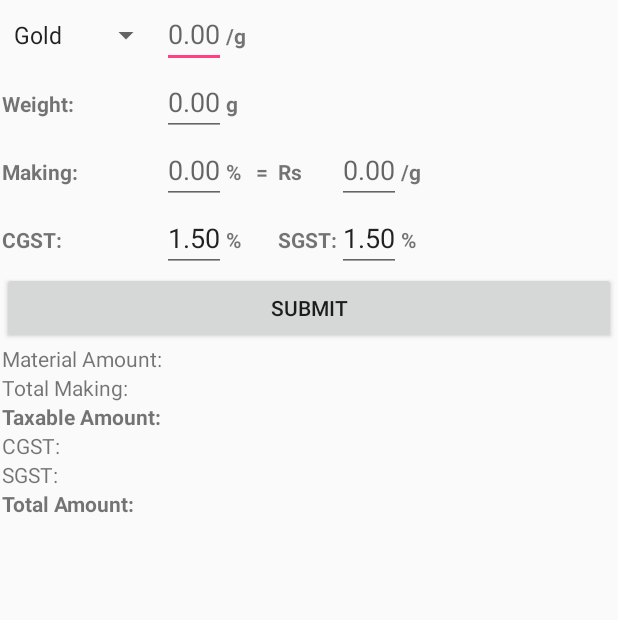
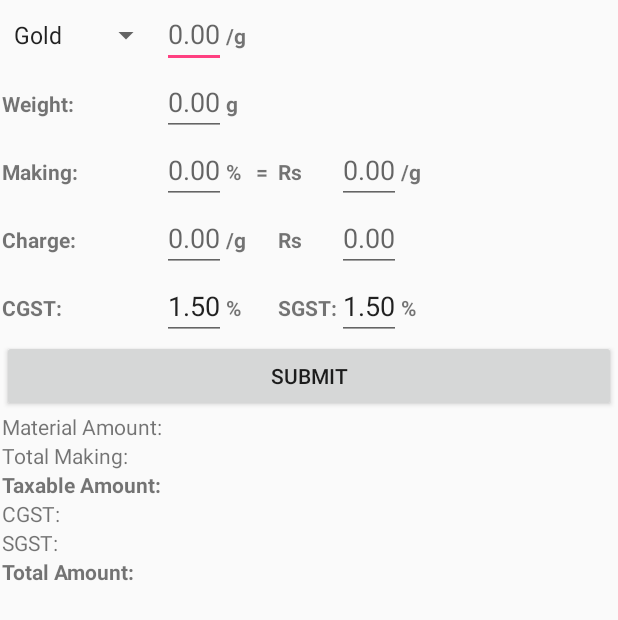
Before and after one commit to AbhishekJewellers/JewelleryPriceCalculator, an Android app: the layout activity_main.xml on its own in the app's theme, with its tools: preview values and no code run, on a phone screen of 412 x 824 dp. Shown: the top 620 px of the screen. Run offline under Robolectric (Android 15) with nearby library versions, the phone set to English and light mode, and no system bars.

Commit message:
Add Charge Input

```diff
--- a/app/build.gradle
+++ b/app/build.gradle
@@ -3,7 +3,6 @@ apply plugin: 'kotlin-android'
 
 android {
     compileSdkVersion 30
-    buildToolsVersion "30.0.2"
 
     buildFeatures {
         viewBinding true
@@ -23,6 +22,7 @@ android {
             proguardFiles getDefaultProguardFile('proguard-android.txt'), 'proguard-rules.pro'
         }
     }
+    namespace 'abhishek.jewellers.jewellerypricecalculator'
 }
 
 dependencies {
--- a/app/src/main/AndroidManifest.xml
+++ b/app/src/main/AndroidManifest.xml
@@ -1,6 +1,5 @@
 <?xml version="1.0" encoding="utf-8"?>
-<manifest xmlns:android="http://schemas.android.com/apk/res/android"
-          package="abhishek.jewellers.jewellerypricecalculator">
+<manifest xmlns:android="http://schemas.android.com/apk/res/android">
 
     <application
             android:allowBackup="true"
--- a/app/src/main/res/layout/activity_main.xml
+++ b/app/src/main/res/layout/activity_main.xml
@@ -54,11 +54,35 @@
             <TextView android:text="@string/app_currency"
                       android:textStyle="bold"/>
             <EditText
-                    android:id="@+id/makingInputAmount"
+                    android:id="@+id/makingInputAmountPerUnitWeight"
                     android:inputType="numberDecimal"
                     android:hint="0.00"/>
             <TextView android:text="@string/app_weight_unit"
                       android:textStyle="bold"/>
+        </TableRow>
+
+        <TableRow>
+            <TextView android:text="Charge:"
+                android:textStyle="bold"/>
+            <EditText
+                android:id="@+id/chargeInputAmountPerUnitWeight"
+                android:inputType="numberDecimal"
+                android:layout_width="wrap_content"
+                android:hint="0.00"/>
+            <TextView android:text="@string/app_weight_unit"
+                android:textStyle="bold"/>
+
+            <TextView android:text="  "
+                android:textStyle="bold"/>
+
+            <TextView android:text="@string/app_currency"
+                android:textStyle="bold"/>
+            <EditText
+                android:id="@+id/chargeInputAmountTotal"
+                android:inputType="numberDecimal"
+                android:hint="0.00"/>
+            <TextView android:text=""
+                android:textStyle="bold"/>
         </TableRow>
 
         <TableRow>
--- a/build.gradle
+++ b/build.gradle
@@ -7,7 +7,7 @@ buildscript {
         jcenter()
     }
     dependencies {
-        classpath "com.android.tools.build:gradle:4.0.2"
+        classpath 'com.android.tools.build:gradle:7.2.0'
         classpath "org.jetbrains.kotlin:kotlin-gradle-plugin:$kotlin_version"
 
         // NOTE: Do not place your application dependencies here; they belong
```
Also changed, not shown: app/src/main/java/abhishek/jewellers/jewellerypricecalculator/MainActivity.kt (+57 -46 lines), 2 other files.
